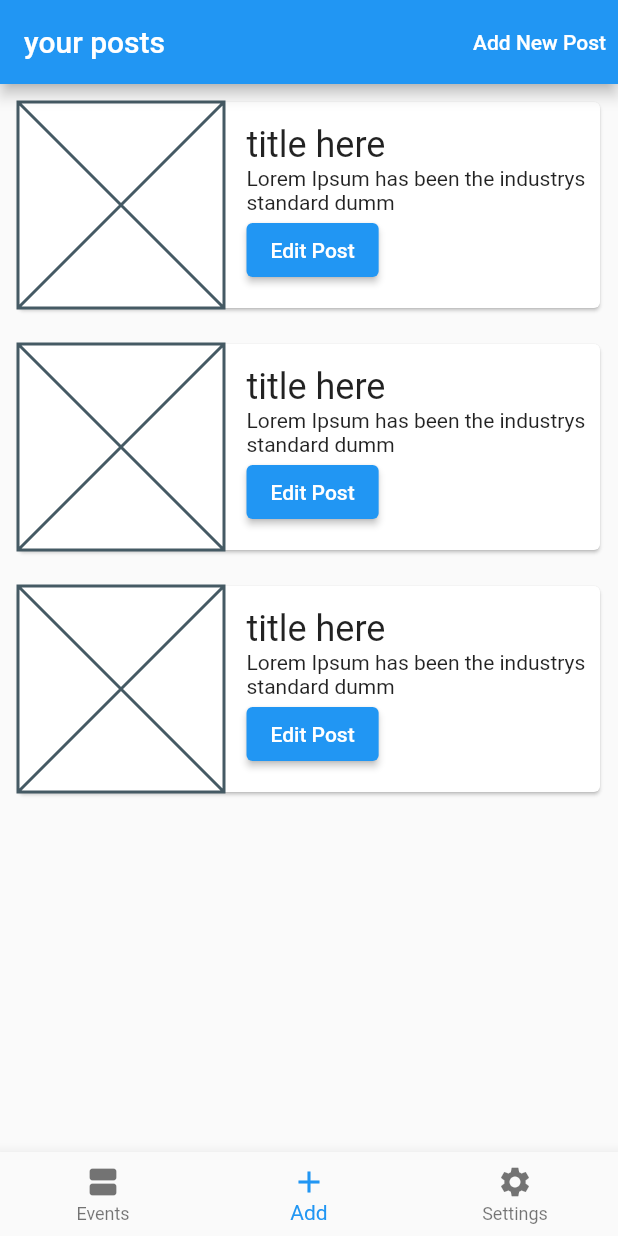
After one commit to mhabdulbaaki/thrift-app, a Flutter app: the screen it shows after launch, item 2 of the bottom bar chosen, after a tap on "Edit Post", on a phone screen of 412 x 824 dp. The commit adds this screen. Run offline on Flutter 3.47's test engine with Material 2 defaults, Android fonts, the phone set to English and light mode, and no system bars; our stand-ins replace bloc, flutter_bloc, font_awesome_flutter, geolocator, image_picker.

Commit message:
reminder screen

```diff
--- /dev/null
+++ b/thrift_app/lib/cubit/screentab_cubit.dart
@@ -0,0 +1,11 @@
+import 'package:bloc/bloc.dart';
+import 'package:meta/meta.dart';
+
+part 'screentab_state.dart';
+
+class ScreentabCubit extends Cubit<ScreentabState> {
+  ScreentabCubit() : super(ScreentabState(bottomAppBarItemIndex: 0));
+
+  void changeView(int index) =>
+      emit(ScreentabState(bottomAppBarItemIndex: index));
+}
--- /dev/null
+++ b/thrift_app/lib/cubit/screentab_state.dart
@@ -0,0 +1,7 @@
+part of 'screentab_cubit.dart';
+
+@immutable
+class ScreentabState {
+  final int bottomAppBarItemIndex;
+  ScreentabState({@required this.bottomAppBarItemIndex});
+}
--- a/thrift_app/lib/main.dart
+++ b/thrift_app/lib/main.dart
@@ -1,6 +1,8 @@
 import 'package:flutter/material.dart';
-import 'package:thrift_app/ui/screens/settings.dart';
-import 'package:thrift_app/ui/screens/upcoming_events.dart';
+import 'package:flutter_bloc/flutter_bloc.dart';
+import 'package:thrift_app/ui/screens/home.dart';
+
+import 'cubit/screentab_cubit.dart';
 
 const String kAppTitle = 'Thrift Shop';
 const String kAppBarTitle = 'Upcoming Events';
@@ -11,13 +13,17 @@ void main() {
 class ThriftApp extends StatelessWidget {
   @override
   Widget build(BuildContext context) {
-    return MaterialApp(
-      title: kAppTitle,
-      theme: ThemeData(
-        primarySwatch: Colors.blue,
+    return MultiBlocProvider(
+      providers: [
+        BlocProvider<ScreentabCubit>(create: (context) => ScreentabCubit()),
+      ],
+      child: MaterialApp(
+        title: kAppTitle,
+        theme: ThemeData(
+          primarySwatch: Colors.blue,
+        ),
+        home: Home(),
       ),
-      //home: CreatePost(),
-      home: Settings(),
     );
   }
 }
--- a/thrift_app/lib/res/string_values.dart
+++ b/thrift_app/lib/res/string_values.dart
@@ -1,5 +1,4 @@
-const String kCreatePostTitle = 'New Post';
-const String kCreatePostButton = 'Create Post';
+const String kCreatePostTitle = 'your posts';
 const String kDecoTitle = 'title';
 const String kDecoDesc = 'description';
 const String kDate = 'Select Date';
@@ -10,3 +9,11 @@ const String kLogin = 'Login';
 const String kEmail = 'email';
 const String kPassword = 'password';
 const String kSignUp = 'Sign Up';
+const String kUpComingEvents = 'Upcoming Events Near You';
+const String kCreatePostButtonTitle = 'Create Post';
+const String kSettings = 'Settings';
+const String kAddPost = 'Add';
+const String kEvents = 'Events';
+const String kReminders = 'View Reminders';
+const String kLogout = 'Logout';
+const String kResetPassword = 'Reset Password';
--- a/thrift_app/lib/ui/components/event_card.dart
+++ b/thrift_app/lib/ui/components/event_card.dart
@@ -8,9 +8,7 @@ class EventCard extends StatelessWidget {
 
   @override
   Widget build(BuildContext context) {
-    return GestureDetector(
-      onTap: () {},
-      child: Card(
+    return Card(
       child: Padding(
         padding: EdgeInsets.symmetric(horizontal: 35, vertical: 10),
         child: Column(
@@ -24,11 +22,17 @@ class EventCard extends StatelessWidget {
             SizedBox(
               height: sizedBoxHeight,
             ),
-              Text('title here'),
+            Text(
+              'title here',
+              style: Theme.of(context).textTheme.headline6,
+            ),
             SizedBox(
               height: sizedBoxHeight,
             ),
-              Text('event date'),
+            Text(
+              'event date',
+              style: Theme.of(context).textTheme.subtitle1,
+            ),
             SizedBox(
               height: sizedBoxHeight,
             ),
@@ -36,7 +40,6 @@ class EventCard extends StatelessWidget {
           ],
         ),
       ),
-      ),
     );
   }
 }
--- /dev/null
+++ b/thrift_app/lib/ui/components/event_tile.dart
@@ -0,0 +1,49 @@
+import 'package:flutter/material.dart';
+import 'package:thrift_app/ui/screens/create_post.dart';
+import 'package:thrift_app/ui/screens/created_posts.dart';
+
+class EventTile extends StatelessWidget {
+  const EventTile({
+    Key key,
+    @required this.width,
+  }) : super(key: key);
+
+  final double width;
+
+  @override
+  Widget build(BuildContext context) {
+    return Padding(
+      padding: const EdgeInsets.all(8.0),
+      child: Card(
+        child: Row(
+          children: [
+            Container(
+              child: Placeholder(),
+              width: width / 3,
+              height: width / 3,
+            ),
+            SizedBox(
+              width: 15,
+            ),
+            Expanded(
+              child: Column(
+                crossAxisAlignment: CrossAxisAlignment.start,
+                children: [
+                  Text('title here',
+                      style: Theme.of(context).textTheme.headline5),
+                  Text(
+                    'Lorem Ipsum has been the industrys standard dumm',
+                    maxLines: 4,
+                    overflow: TextOverflow.fade,
+                    //softWrap: true,
+                  ),
+                  ElevatedButton(onPressed: () {}, child: Text('Edit Post')),
+                ],
+              ),
+            ),
+          ],
+        ),
+      ),
+    );
+  }
+}
--- a/thrift_app/lib/ui/screens/create_post.dart
+++ b/thrift_app/lib/ui/screens/create_post.dart
@@ -37,9 +37,6 @@ class _CreatePostState extends State<CreatePost> {
     final colorScheme = Theme.of(context).colorScheme;
     Size size = MediaQuery.of(context).size;
     return Scaffold(
-      appBar: AppBar(
-        title: Text(kCreatePostTitle),
-      ),
       body: Form(
         key: formKey,
         child: Padding(
@@ -167,7 +164,7 @@ class _CreatePostState extends State<CreatePost> {
                         appSnackBar(context, kInvalidFormMessage);
                       }
                     },
-                    child: Text(kCreatePostButton)),
+                    child: Text(kCreatePostButtonTitle)),
               ],
             ),
           ),
--- /dev/null
+++ b/thrift_app/lib/ui/screens/created_posts.dart
@@ -0,0 +1,17 @@
+import 'package:flutter/material.dart';
+import 'package:flutter/cupertino.dart';
+import 'package:thrift_app/ui/components/event_tile.dart';
+
+class CreatedPost extends StatelessWidget {
+  @override
+  Widget build(BuildContext context) {
+    var width = MediaQuery.of(context).size.width;
+    return ListView(
+      children: [
+        EventTile(width: width),
+        EventTile(width: width),
+        EventTile(width: width),
+      ],
+    );
+  }
+}
--- /dev/null
+++ b/thrift_app/lib/ui/screens/home.dart
@@ -0,0 +1,52 @@
+import 'package:flutter/material.dart';
+import 'package:flutter_bloc/flutter_bloc.dart';
+import 'package:thrift_app/cubit/screentab_cubit.dart';
+import 'package:thrift_app/ui/screens/created_posts.dart';
+import '../../res/string_values.dart';
+import 'create_post.dart';
+import 'settings.dart';
+import 'upcoming_events.dart';
+
+class Home extends StatelessWidget {
+  final List<Widget> _screens = [UpcomingEvents(), CreatedPost(), Settings()];
+  final List<String> _titles = [kUpComingEvents, kCreatePostTitle, kSettings];
+
+  @override
+  Widget build(BuildContext context) {
+    return BlocBuilder<ScreentabCubit, ScreentabState>(
+      builder: (context, state) => Scaffold(
+        bottomNavigationBar: BottomNavigationBar(
+          currentIndex: state.bottomAppBarItemIndex,
+          onTap: BlocProvider.of<ScreentabCubit>(context).changeView,
+          items: [
+            BottomNavigationBarItem(
+                icon: Icon(Icons.view_agenda), label: kEvents),
+            BottomNavigationBarItem(icon: Icon(Icons.add), label: kAddPost),
+            BottomNavigationBarItem(
+                icon: Icon(Icons.settings), label: kSettings),
+          ],
+        ),
+        appBar: AppBar(
+          title: Text(_titles[state.bottomAppBarItemIndex]),
+          actions: [
+            if (state.bottomAppBarItemIndex == 1)
+              TextButton(
+                  onPressed: () {
+                    Navigator.push(
+                      context,
+                      MaterialPageRoute(builder: (context) => CreatePost()),
+                    );
+                  },
+                  child: Text(
+                    'Add New Post',
+                    style: TextStyle(
+                      color: Colors.white,
+                    ),
+                  )),
+          ],
+        ),
+        body: _screens[state.bottomAppBarItemIndex],
+      ),
+    );
+  }
+}
```
Also changed, not shown: thrift_app/lib/ui/screens/settings.dart (+20 -1 lines), thrift_app/lib/ui/screens/upcoming_events.dart (+26 -32 lines), thrift_app/lib/ui/screens/view_post.dart (added, +32 -0 lines), 1 other file. Lines whose indentation alone changed are shown as unchanged.
